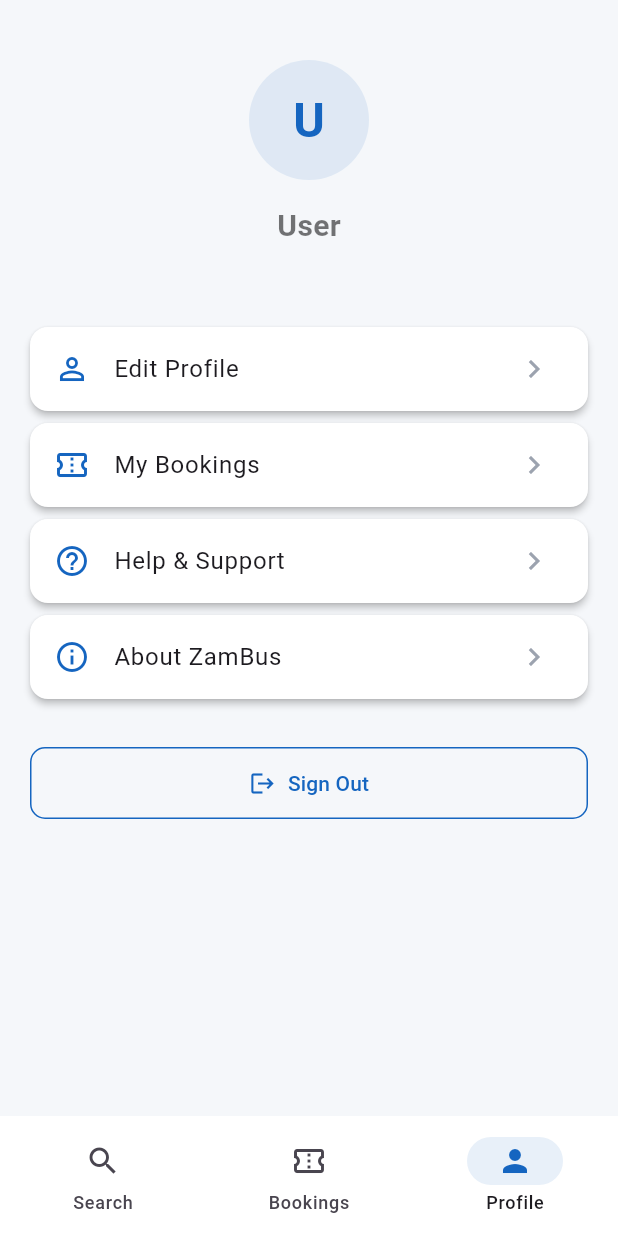
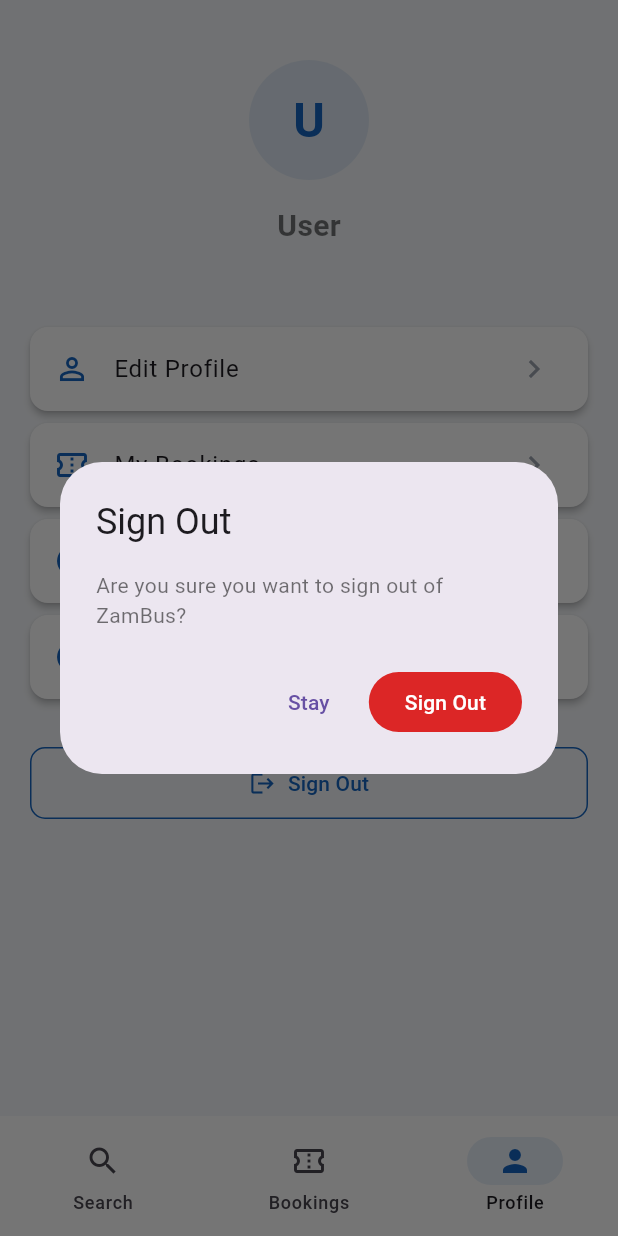
Before and after one commit to devKanyanta/zambus, a Flutter app: the _PassengerHomeView screen opened directly, item 3 of the bottom bar chosen, after a tap on "Sign Out", on a phone screen of 412 x 824 dp. Run offline on Flutter 3.47's test engine with Material 3 defaults, Android fonts, the phone set to English and light mode, and no system bars; our stand-ins replace dio, equatable, flutter_bloc, flutter_map, flutter_secure_storage, get_it and 2 more; missing offline and left inert: mobile_scanner; accounts and stored records are empty; network calls fail.

Commit message:
fixed passenger UI

```diff
--- a/zambus_mobile/lib/core/constants/app_constants.dart
+++ b/zambus_mobile/lib/core/constants/app_constants.dart
@@ -1,6 +1,6 @@
 class AppConstants {
   // API
-  static const String baseUrl = 'http://192.168.0.190:3000/api';
+  static const String baseUrl = 'http://64.227.39.246:3050/api';
   static const int connectionTimeout = 30000;
   static const int receiveTimeout = 30000;
 
--- /dev/null
+++ b/zambus_mobile/lib/core/utils/error_messages.dart
@@ -0,0 +1,87 @@
+import 'package:dio/dio.dart';
+
+/// Converts exceptions (Dio/network errors, API error bodies, unexpected
+/// crashes) into short, actionable messages that can be shown to the user.
+class ErrorMessages {
+  ErrorMessages._();
+
+  /// Network problems (no internet, server down, timeouts).
+  static const String _serverUnreachable =
+      'Cannot reach the ZamBus servers right now. Please try again later.';
+
+  /// Returns a user-friendly message for [error].
+  static String from(Object error) {
+    if (error is DioException) {
+      return _fromDio(error);
+    }
+    return fallback;
+  }
+
+  /// Fallback for errors we cannot classify (parse errors, unknown bugs).
+  static const String fallback =
+      'Something went wrong. Please try again.';
+
+  static String _fromDio(DioException e) {
+    // Prefer the API's own message when the backend sent one we can show.
+    final apiMessage = _apiMessage(e.response?.data);
+    if (apiMessage != null && apiMessage.isNotEmpty) {
+      return apiMessage;
+    }
+
+    switch (e.type) {
+      case DioExceptionType.connectionTimeout:
+      case DioExceptionType.receiveTimeout:
+      case DioExceptionType.sendTimeout:
+        return 'The request took too long. Check your network and try again.';
+      case DioExceptionType.connectionError:
+        return _serverUnreachable;
+      case DioExceptionType.badCertificate:
+        return _serverUnreachable;
+      case DioExceptionType.cancel:
+        return 'The request was cancelled.';
+      case DioExceptionType.badResponse:
+        return _statusMessage(e.response?.statusCode);
+      default:
+        return _serverUnreachable;
+    }
+  }
+
+  /// Maps HTTP status codes to friendly messages.
+  static String _statusMessage(int? statusCode) {
+    switch (statusCode) {
+      case 400:
+        return 'The request was invalid. Please check your details and try again.';
+      case 401:
+        return 'Your session has expired. Please sign in again.';
+      case 403:
+        return 'You do not have permission to do that.';
+      case 404:
+        return 'We could not find what you were looking for.';
+      case 409:
+        return 'That action conflicts with an existing item. Please refresh and try again.';
+      case 422:
+        return 'Some of the details you entered are invalid. Please review and try again.';
+      case 429:
+        return 'Too many attempts. Please wait a moment and try again.';
+      case 500:
+      case 502:
+      case 503:
+      case 504:
+        return _serverUnreachable;
+      default:
+        return fallback;
+    }
+  }
+
+  /// Extracts the human-readable message from an API error body, if any.
+  /// Handles both `{"message": "..."}` and `{"error": "..."}` shapes and
+  /// defensively skips non-string values.
+  static String? _apiMessage(Object? data) {
+    if (data is! Map) return null;
+    final message = data['message'] ?? data['error'];
+    if (message is String && message.trim().isNotEmpty) {
+      return message.trim();
+    }
+    return null;
+  }
+}
--- a/zambus_mobile/lib/presentation/cubit/passenger/passenger_cubit.dart
+++ b/zambus_mobile/lib/presentation/cubit/passenger/passenger_cubit.dart
@@ -1,5 +1,5 @@
 import 'package:flutter_bloc/flutter_bloc.dart';
-import 'package:dio/dio.dart';
+import '../../../core/utils/error_messages.dart';
 import '../../../data/datasources/api_datasource.dart';
 import '../../../data/models/models.dart';
 import 'passenger_state.dart';
@@ -7,26 +7,6 @@
 class PassengerCubit extends Cubit<PassengerState> {
   final ApiDatasource _datasource;
   PassengerCubit(this._datasource) : super(PassengerInitial());
-
-  /// Converts Dio/network errors into user-friendly messages.
-  String _message(Object e) {
-    if (e is DioException) {
-      final data = e.response?.data;
-      if (data is Map<String, dynamic> && data['message'] != null) {
-        return data['message'] as String;
-      }
-      switch (e.type) {
-        case DioExceptionType.connectionTimeout:
-        case DioExceptionType.receiveTimeout:
-          return 'Connection timed out. Check your network and try again.';
-        case DioExceptionType.connectionError:
-          return 'Cannot reach the ZamBus server. Check that the backend is running.';
-        default:
-          return e.message ?? 'Network error';
-      }
-    }
-    return e.toString();
-  }
 
   Future<void> searchTrips({
     String? origin,
@@ -56,7 +36,7 @@
         travelDate: travelDate,
       ));
     } catch (e) {
-      emit(PassengerError(_message(e)));
+      emit(PassengerError(ErrorMessages.from(e)));
     }
   }
 
@@ -66,7 +46,7 @@
       final trip = await _datasource.getTripById(tripId);
       emit(TripDetailsLoaded(trip));
     } catch (e) {
-      emit(PassengerError(_message(e)));
+      emit(PassengerError(ErrorMessages.from(e)));
     }
   }
 
@@ -86,7 +66,7 @@
         busCapacity: seatMap.busCapacity,
       ));
     } catch (e) {
-      emit(PassengerError(_message(e)));
+      emit(PassengerError(ErrorMessages.from(e)));
     }
   }
 
@@ -102,7 +82,7 @@
       );
       emit(BookingCreated(booking));
     } catch (e) {
-      emit(PassengerError(_message(e)));
+      emit(PassengerError(ErrorMessages.from(e)));
     }
   }
 
@@ -116,7 +96,7 @@
       );
       emit(BookingConfirmed(booking));
     } catch (e) {
-      emit(PassengerError(_message(e)));
+      emit(PassengerError(ErrorMessages.from(e)));
     }
   }
 
@@ -126,7 +106,7 @@
       final booking = await _datasource.confirmBooking(bookingId);
       emit(BookingConfirmed(booking));
     } catch (e) {
-      emit(PassengerError(_message(e)));
+      emit(PassengerError(ErrorMessages.from(e)));
     }
   }
 
@@ -140,7 +120,7 @@
       final booking = await _datasource.getBookingById(bookingId);
       emit(BookingDetailsLoaded(booking, passengerName: booking.passengerName));
     } catch (e) {
-      emit(PassengerError(_message(e)));
+      emit(PassengerError(ErrorMessages.from(e)));
     }
   }
 
@@ -157,7 +137,7 @@
       final bookings = await _datasource.getMyBookings();
       emit(MyBookingsLoaded(bookings));
     } catch (e) {
-      emit(PassengerError(_message(e)));
+      emit(PassengerError(ErrorMessages.from(e)));
     }
   }
 
@@ -172,7 +152,7 @@
         await getMyBookings();
       }
     } catch (e) {
-      emit(PassengerError(_message(e)));
+      emit(PassengerError(ErrorMessages.from(e)));
     }
   }
 }
--- a/zambus_mobile/lib/presentation/pages/passenger/passenger_home.dart
+++ b/zambus_mobile/lib/presentation/pages/passenger/passenger_home.dart
@@ -7,6 +7,7 @@
 import '../../cubit/passenger/passenger_cubit.dart';
 import '../../cubit/passenger/passenger_state.dart';
 import '../../widgets/common/app_button.dart';
+import '../../widgets/common/auth_listener.dart';
 import '../../../data/models/trip_model.dart';
 import '../../../core/utils/formatters.dart';
 
@@ -77,7 +78,11 @@
 
   @override
   Widget build(BuildContext context) {
-    return Scaffold(
+    // AuthListener returns the user to login when AuthCubit emits
+    // AuthUnauthenticated. The AuthGate in main.dart is replaced during
+    // login, so this page needs its own listener for sign-out to work.
+    return AuthListener(
+      child: Scaffold(
         backgroundColor: AppColors.background,
         body: IndexedStack(
           index: _selectedIndex,
@@ -98,15 +103,19 @@
             NavigationDestination(icon: Icon(Icons.person_outline), selectedIcon: Icon(Icons.person, color: AppColors.primary), label: 'Profile'),
           ],
         ),
+      ),
     );
   }
 
   Widget _buildSearchTab() {
+    // The header keeps its primary color behind the status bar, so its
+    // content padding adds the status-bar height to stay in the safe area.
+    final statusBarHeight = MediaQuery.paddingOf(context).top;
     return CustomScrollView(
       slivers: [
         SliverToBoxAdapter(
           child: Container(
-            padding: const EdgeInsets.fromLTRB(20, 20, 20, 30),
+            padding: EdgeInsets.fromLTRB(20, statusBarHeight + 20, 20, 30),
             decoration: const BoxDecoration(
               color: AppColors.primary,
               borderRadius: BorderRadius.vertical(bottom: Radius.circular(24)),
@@ -292,7 +301,10 @@
     return BlocBuilder<AuthCubit, AuthState>(
       builder: (context, state) {
         final user = state is AuthAuthenticated ? state.user : null;
-        return ListView(
+        return SafeArea(
+          top: true,
+          bottom: false,
+          child: ListView(
             padding: const EdgeInsets.all(20),
             children: [
               const SizedBox(height: 20),
@@ -321,13 +333,40 @@
               const SizedBox(height: 24),
               AppButton(
                 label: 'Sign Out',
-              onPressed: () => context.read<AuthCubit>().logout(),
+                onPressed: _confirmSignOut,
                 variant: AppButtonVariant.outline,
                 icon: Icons.logout,
               ),
             ],
+          ),
         );
       },
+    );
+  }
+
+  /// Asks the user to confirm before signing out, then clears the session.
+  /// AuthListener handles the navigation back to login.
+  void _confirmSignOut() {
+    showDialog(
+      context: context,
+      builder: (dialogContext) => AlertDialog(
+        title: const Text('Sign Out'),
+        content: const Text('Are you sure you want to sign out of ZamBus?'),
+        actions: [
+          TextButton(
+            onPressed: () => Navigator.pop(dialogContext),
+            child: const Text('Stay'),
+          ),
+          FilledButton(
+            style: FilledButton.styleFrom(backgroundColor: AppColors.error),
+            onPressed: () {
+              Navigator.pop(dialogContext);
+              context.read<AuthCubit>().logout();
+            },
+            child: const Text('Sign Out'),
+          ),
+        ],
+      ),
     );
   }
 
@@ -631,7 +670,10 @@
       create: (_) => getIt<PassengerCubit>()..getMyBookings(),
       child: Builder(
         builder: (context) {
-          return BlocBuilder<PassengerCubit, PassengerState>(
+          return SafeArea(
+            top: true,
+            bottom: false,
+            child: BlocBuilder<PassengerCubit, PassengerState>(
               builder: (context, state) {
                 if (state is MyBookingsLoading) {
                   return const Center(child: CircularProgressIndicator(color: AppColors.primary));
@@ -764,6 +806,7 @@
               }
               return const Center(child: Text('Pull down to refresh'));
             },
+          ),
         );
       },
     ),
--- a/zambus_mobile/lib/presentation/pages/splash/splash_page.dart
+++ b/zambus_mobile/lib/presentation/pages/splash/splash_page.dart
@@ -48,7 +48,8 @@
   Widget build(BuildContext context) {
     return Scaffold(
       backgroundColor: AppColors.primary,
-      body: Center(
+      body: SafeArea(
+        child: Center(
           child: FadeTransition(
             opacity: _fadeAnimation,
             child: ScaleTransition(
@@ -115,6 +116,7 @@
             ),
           ),
         ),
+      ),
     );
   }
 }
--- a/zambus_mobile/pubspec.yaml
+++ b/zambus_mobile/pubspec.yaml
@@ -1,4 +1,4 @@
-name: zambus_mobile
+3name: zambus_mobile
 description: ZamBus - Smart Digital Intercity Bus Management System
 publish_to: 'none'
 version: 1.0.0+1
```
Also changed, not shown: zambus_mobile/lib/presentation/cubit/admin/admin_cubit.dart (+10 -29 lines), zambus_mobile/lib/presentation/cubit/auth/auth_cubit.dart (+7 -3 lines), zambus_mobile/lib/presentation/cubit/driver/driver_cubit.dart (+6 -25 lines), zambus_mobile/lib/presentation/cubit/operator/operator_cubit.dart (+13 -32 lines), 1 other file. Lines whose indentation alone changed are shown as unchanged.
